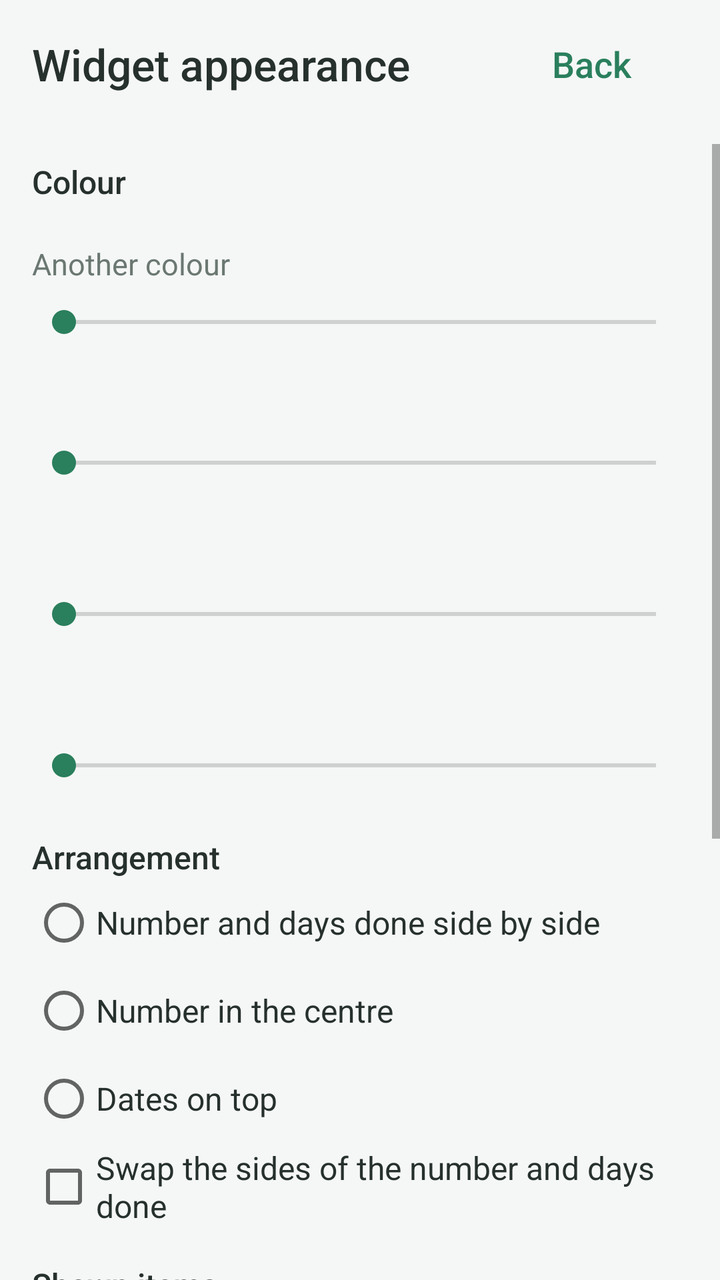
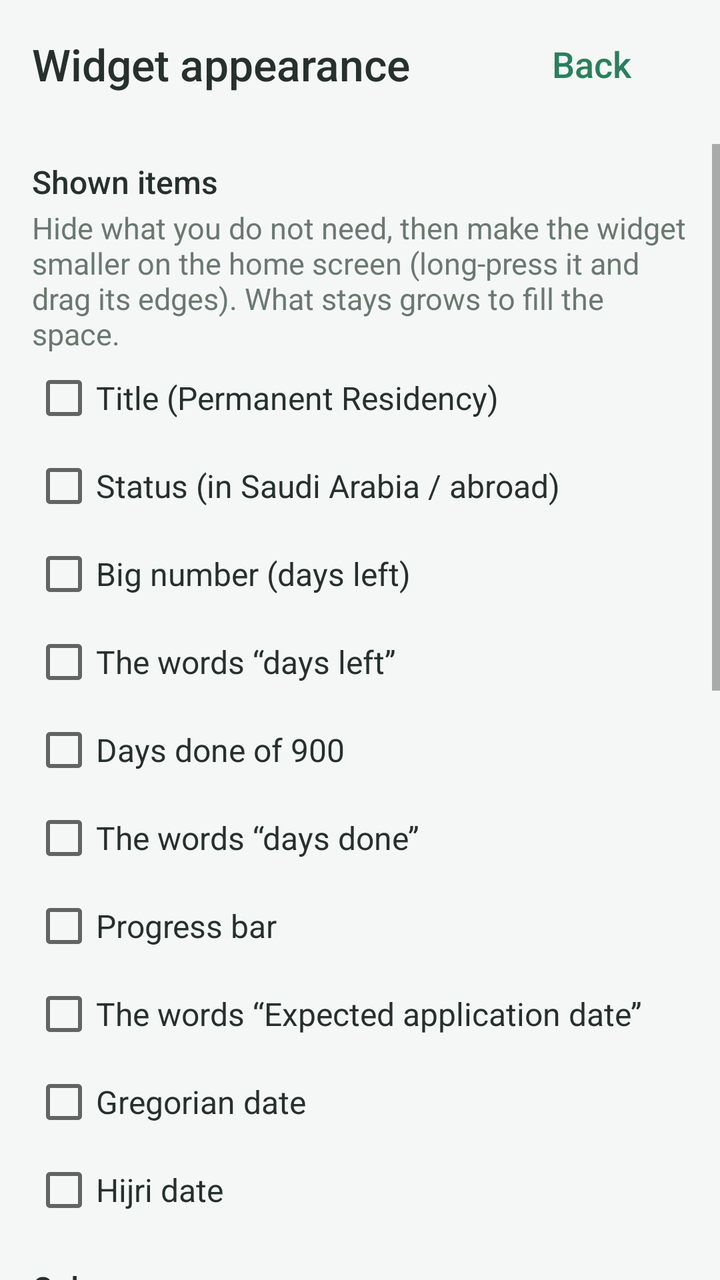

Screens rendered from an Android XML layout before and after an edit, with the pre-edit source and the edit as a unified diff.
<!-- AndroidManifest.xml: application theme AppTheme -->
<!-- res/layout/activity_look.xml -->
<?xml version="1.0" encoding="utf-8"?>
<LinearLayout xmlns:android="http://schemas.android.com/apk/res/android"
    android:layout_width="match_parent"
    android:layout_height="match_parent"
    android:fitsSystemWindows="true"
    android:orientation="vertical">

    <LinearLayout
        android:layout_width="match_parent"
        android:layout_height="wrap_content"
        android:gravity="center_vertical"
        android:orientation="horizontal"
        android:paddingStart="16dp"
        android:paddingTop="8dp"
        android:paddingEnd="8dp">

        <TextView
            android:layout_width="0dp"
            android:layout_height="wrap_content"
            android:layout_weight="1"
            android:fontFamily="sans-serif-medium"
            android:text="@string/look_title"
            android:textColor="@color/text"
            android:textSize="22sp" />

        <Button
            android:id="@+id/lk_back"
            style="@style/DateButton"
            android:layout_width="wrap_content"
            android:layout_height="wrap_content"
            android:text="@string/back" />
    </LinearLayout>

    
    <FrameLayout
        android:id="@+id/lk_preview"
        android:layout_width="match_parent"
        android:layout_height="wrap_content"
        android:layout_marginStart="16dp"
        android:layout_marginTop="8dp"
        android:layout_marginEnd="16dp"
        android:layout_marginBottom="8dp" />

    <ScrollView
        android:layout_width="match_parent"
        android:layout_height="0dp"
        android:layout_weight="1">

        <LinearLayout
            android:layout_width="match_parent"
            android:layout_height="wrap_content"
            android:orientation="vertical"
            android:paddingStart="16dp"
            android:paddingEnd="16dp"
            android:paddingBottom="24dp">

            <TextView
                style="@style/Section"
                android:layout_marginTop="8dp"
                android:text="@string/lk_color" />

            <HorizontalScrollView
                android:layout_width="match_parent"
                android:layout_height="wrap_content"
                android:layout_marginTop="8dp"
                android:scrollbars="none">

                <LinearLayout
                    android:id="@+id/lk_colors"
                    android:layout_width="wrap_content"
                    android:layout_height="wrap_content"
                    android:orientation="horizontal" />
            </HorizontalScrollView>

            <TextView
                style="@style/Hint"
                android:text="@string/lk_hue" />

            <SeekBar
                android:id="@+id/lk_hue"
                style="@style/Slider"
                android:max="359" />

            <TextView
                android:id="@+id/lk_alpha_t"
                style="@style/Hint" />

            <SeekBar
                android:id="@+id/lk_alpha"
                style="@style/Slider"
                android:max="100"
                android:min="20" />

            <TextView
                android:id="@+id/lk_big_t"
                style="@style/Section" />

            <SeekBar
                android:id="@+id/lk_big"
                style="@style/Slider"
                android:max="100"
                android:min="50" />

            <TextView
                android:id="@+id/lk_small_t"
                style="@style/Section" />

            <SeekBar
                android:id="@+id/lk_small"
                style="@style/Slider"
                android:max="150"
                android:min="70" />

            <TextView
                style="@style/Section"
                android:text="@string/lk_layout" />

            <RadioGroup
                android:id="@+id/lk_layout"
                android:layout_width="match_parent"
                android:layout_height="wrap_content">

                <RadioButton
                    android:id="@+id/lk_l0"
                    style="@style/Choice"
                    android:text="@string/lk_l0" />

                <RadioButton
                    android:id="@+id/lk_l1"
                    style="@style/Choice"
                    android:text="@string/lk_l1" />

                <RadioButton
                    android:id="@+id/lk_l2"
                    style="@style/Choice"
                    android:text="@string/lk_l2" />
            </RadioGroup>

            <CheckBox
                android:id="@+id/lk_swap"
                style="@style/Choice"
                android:text="@string/lk_swap" />

            <TextView
                style="@style/Section"
                android:text="@string/lk_show" />

            <CheckBox
                android:id="@+id/lk_s_title"
                style="@style/Choice"
                android:text="@string/lk_s_title" />

            <CheckBox
                android:id="@+id/lk_s_done"
                style="@style/Choice"
                android:text="@string/lk_s_done" />

            <CheckBox
                android:id="@+id/lk_s_bar"
                style="@style/Choice"
                android:text="@string/lk_s_bar" />

            <CheckBox
                android:id="@+id/lk_s_greg"
                style="@style/Choice"
                android:text="@string/lk_s_greg" />

            <CheckBox
                android:id="@+id/lk_s_hijri"
                style="@style/Choice"
                android:text="@string/lk_s_hijri" />

            <CheckBox
                android:id="@+id/lk_s_labels"
                style="@style/Choice"
                android:text="@string/lk_s_labels" />

            <Button
                android:id="@+id/lk_reset"
                style="@style/DateButton"
                android:layout_width="match_parent"
                android:layout_height="wrap_content"
                android:layout_marginTop="12dp"
                android:text="@string/lk_reset" />
        </LinearLayout>
    </ScrollView>
</LinearLayout>
<!-- resources referenced by this layout -->
<resources>
  <color name="text">#26302C</color>
  <string name="back">Back</string>
  <string name="lk_color">Colour</string>
  <string name="lk_hue">Another colour</string>
  <string name="lk_l0">Number and days done side by side</string>
  <string name="lk_l1">Number in the centre</string>
  <string name="lk_l2">Dates on top</string>
  <string name="lk_layout">Arrangement</string>
  <string name="lk_reset">Restore the default look</string>
  <string name="lk_s_bar">Progress bar</string>
  <string name="lk_s_done">Days done of 900</string>
  <string name="lk_s_greg">Gregorian date</string>
  <string name="lk_s_hijri">Hijri date</string>
  <string name="lk_s_labels">Small labels</string>
  <string name="lk_s_title">Title and status</string>
  <string name="lk_show">Shown items</string>
  <string name="lk_swap">Swap the sides of the number and days done</string>
  <string name="look_title">Widget appearance</string>
  <style name="Choice">
          <item name="android:layout_width">match_parent</item>
          <item name="android:layout_height">wrap_content</item>
          <item name="android:minHeight">44dp</item>
          <item name="android:textColor">@color/text</item>
          <item name="android:textSize">16sp</item>
      </style>
  <style name="DateButton" parent="@android:style/Widget.Material.Light.Button.Borderless.Colored">
          <item name="android:textAllCaps">false</item>
          <item name="android:textSize">18sp</item>
          <item name="android:gravity">start|center_vertical</item>
      </style>
  <style name="Hint">
          <item name="android:layout_width">match_parent</item>
          <item name="android:layout_height">wrap_content</item>
          <item name="android:layout_marginTop">12dp</item>
          <item name="android:textColor">@color/muted</item>
          <item name="android:textSize">15sp</item>
      </style>
  <style name="Section">
          <item name="android:layout_width">match_parent</item>
          <item name="android:layout_height">wrap_content</item>
          <item name="android:layout_marginTop">16dp</item>
          <item name="android:textColor">@color/text</item>
          <item name="android:textSize">16sp</item>
          <item name="android:fontFamily">sans-serif-medium</item>
      </style>
  <style name="Slider">
          <item name="android:layout_width">match_parent</item>
          <item name="android:layout_height">wrap_content</item>
          <item name="android:paddingTop">10dp</item>
          <item name="android:paddingBottom">10dp</item>
      </style>
  <style name="AppTheme" parent="@android:style/Theme.Material.Light.NoActionBar">
          <item name="android:colorPrimary">@color/green</item>
          <item name="android:colorPrimaryDark">@color/green_dark</item>
          <item name="android:colorAccent">@color/green</item>
          <item name="android:statusBarColor">@color/green_dark</item>
          <item name="android:windowBackground">@color/bg</item>
          <item name="android:textColorPrimary">@color/text</item>
      </style>
  <color name="muted">#6B7872</color>
  <color name="green">#2A7F5D</color>
  <color name="green_dark">#1F6B4D</color>
  <color name="bg">#F5F7F6</color>
</resources>

<!-- the commit's change to res/layout/activity_look.xml (unified diff, before → after) -->
@@ -57,6 +57,65 @@
             <TextView
                 style="@style/Section"
                 android:layout_marginTop="8dp"
+                android:text="@string/lk_show" />
+
+            <TextView
+                style="@style/Hint"
+                android:layout_marginTop="2dp"
+                android:text="@string/lk_show_hint" />
+
+            <CheckBox
+                android:id="@+id/lk_s_title"
+                style="@style/Choice"
+                android:text="@string/lk_s_title" />
+
+            <CheckBox
+                android:id="@+id/lk_s_status"
+                style="@style/Choice"
+                android:text="@string/lk_s_status" />
+
+            <CheckBox
+                android:id="@+id/lk_s_number"
+                style="@style/Choice"
+                android:text="@string/lk_s_number" />
+
+            <CheckBox
+                android:id="@+id/lk_s_left"
+                style="@style/Choice"
+                android:text="@string/lk_s_left" />
+
+            <CheckBox
+                android:id="@+id/lk_s_done"
+                style="@style/Choice"
+                android:text="@string/lk_s_done" />
+
+            <CheckBox
+                android:id="@+id/lk_s_done_label"
+                style="@style/Choice"
+                android:text="@string/lk_s_done_label" />
+
+            <CheckBox
+                android:id="@+id/lk_s_bar"
+                style="@style/Choice"
+                android:text="@string/lk_s_bar" />
+
+            <CheckBox
+                android:id="@+id/lk_s_date_label"
+                style="@style/Choice"
+                android:text="@string/lk_s_date_label" />
+
+            <CheckBox
+                android:id="@+id/lk_s_greg"
+                style="@style/Choice"
+                android:text="@string/lk_s_greg" />
+
+            <CheckBox
+                android:id="@+id/lk_s_hijri"
+                style="@style/Choice"
+                android:text="@string/lk_s_hijri" />
+
+            <TextView
+                style="@style/Section"
                 android:text="@string/lk_color" />
 
             <HorizontalScrollView
@@ -140,40 +199,6 @@
                 android:id="@+id/lk_swap"
                 style="@style/Choice"
                 android:text="@string/lk_swap" />
-
-            <TextView
-                style="@style/Section"
-                android:text="@string/lk_show" />
-
-            <CheckBox
-                android:id="@+id/lk_s_title"
-                style="@style/Choice"
-                android:text="@string/lk_s_title" />
-
-            <CheckBox
-                android:id="@+id/lk_s_done"
-                style="@style/Choice"
-                android:text="@string/lk_s_done" />
-
-            <CheckBox
-                android:id="@+id/lk_s_bar"
-                style="@style/Choice"
-                android:text="@string/lk_s_bar" />
-
-            <CheckBox
-                android:id="@+id/lk_s_greg"
-                style="@style/Choice"
-                android:text="@string/lk_s_greg" />
-
-            <CheckBox
-                android:id="@+id/lk_s_hijri"
-                style="@style/Choice"
-                android:text="@string/lk_s_hijri" />
-
-            <CheckBox
-                android:id="@+id/lk_s_labels"
-                style="@style/Choice"
-                android:text="@string/lk_s_labels" />
 
             <Button
                 android:id="@+id/lk_reset"
<!-- resource entries referenced after the edit -->
@@ -10,12 +10,17 @@
   <string name="lk_layout">Arrangement</string>
   <string name="lk_reset">Restore the default look</string>
   <string name="lk_s_bar">Progress bar</string>
+  <string name="lk_s_date_label">The words “Expected application date”</string>
   <string name="lk_s_done">Days done of 900</string>
+  <string name="lk_s_done_label">The words “days done”</string>
   <string name="lk_s_greg">Gregorian date</string>
   <string name="lk_s_hijri">Hijri date</string>
-  <string name="lk_s_labels">Small labels</string>
-  <string name="lk_s_title">Title and status</string>
+  <string name="lk_s_left">The words “days left”</string>
+  <string name="lk_s_number">Big number (days left)</string>
+  <string name="lk_s_status">Status (in Saudi Arabia / abroad)</string>
+  <string name="lk_s_title">Title (Permanent Residency)</string>
   <string name="lk_show">Shown items</string>
+  <string name="lk_show_hint">Hide what you do not need, then make the widget smaller on the home screen (long-press it and drag its edges). What stays grows to fill the space.</string>
   <string name="lk_swap">Swap the sides of the number and days done</string>
   <string name="look_title">Widget appearance</string>
   <style name="Choice">
